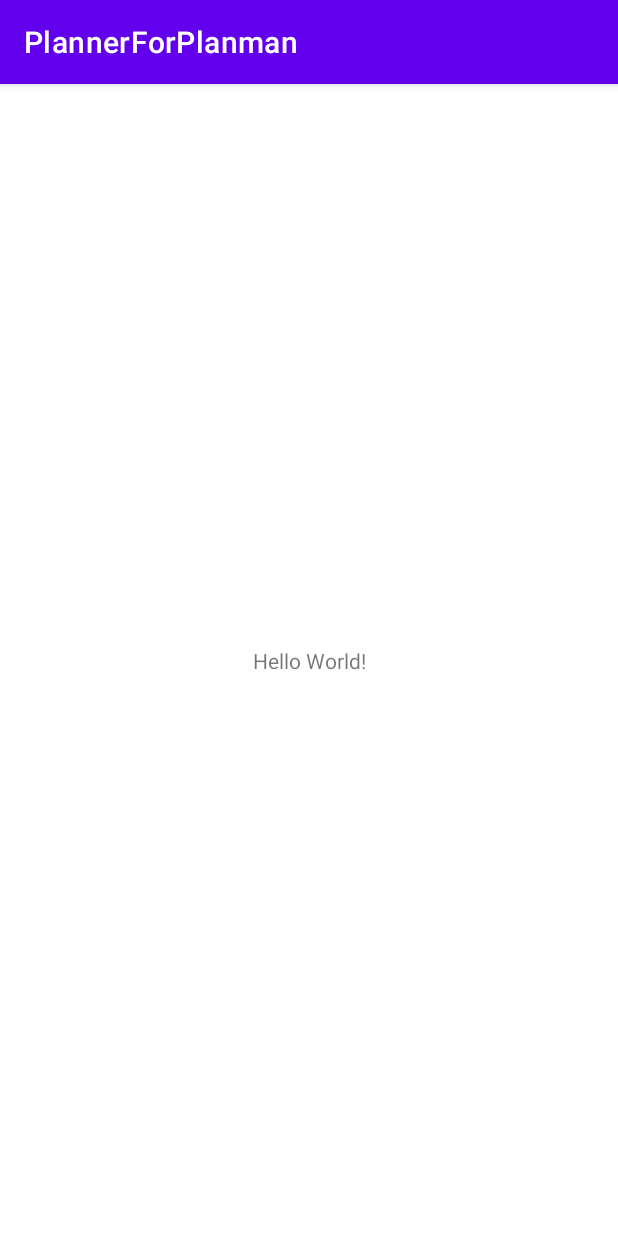
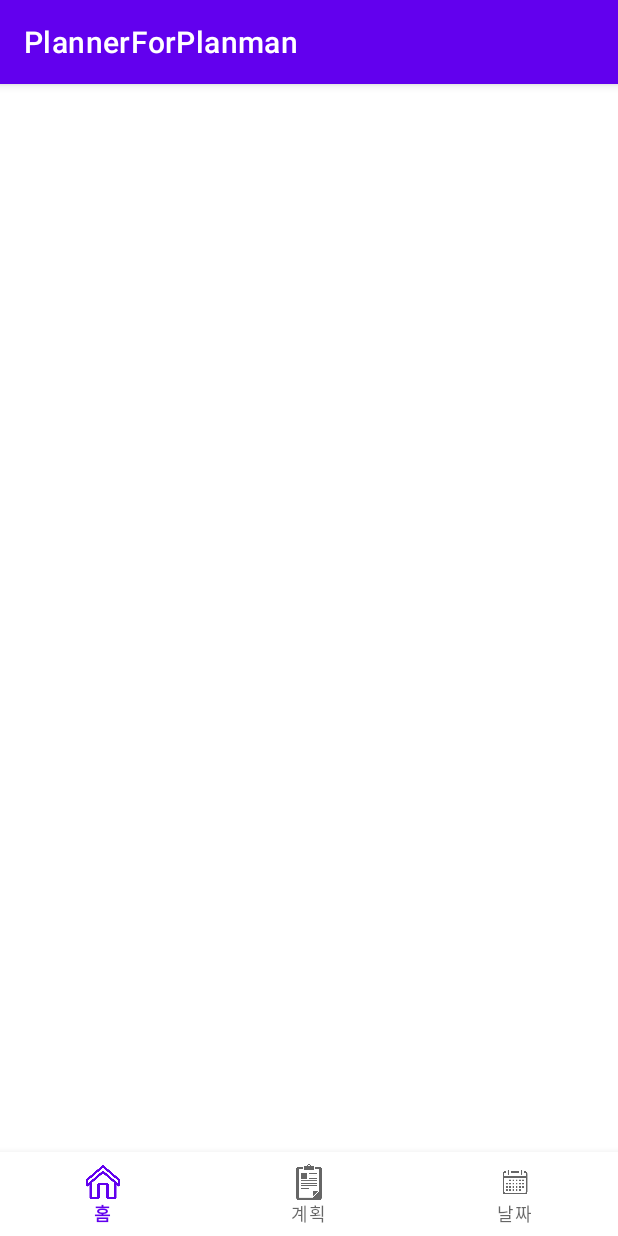
Before and after one commit to chung629/PlannerForPlanman, an Android app: the screen it shows after launch (MainActivity), on a phone screen of 412 x 824 dp. Run offline under Robolectric (Android 15) with nearby library versions, the light colour scheme and no system bars.

Commit message:
Bottom navigation bar complete

```diff
--- a/app/build.gradle
+++ b/app/build.gradle
@@ -32,6 +32,8 @@ dependencies {
     implementation 'androidx.appcompat:appcompat:1.2.0'
     implementation 'com.google.android.material:material:1.2.1'
     implementation 'androidx.constraintlayout:constraintlayout:2.0.4'
+    implementation 'androidx.legacy:legacy-support-v4:1.0.0'
+    implementation 'com.google.android.material:material:1.0.0'
     testImplementation 'junit:junit:4.+'
     androidTestImplementation 'androidx.test.ext:junit:1.1.2'
     androidTestImplementation 'androidx.test.espresso:espresso-core:3.3.0'
--- a/app/src/main/java/org/chunghyun/plannerforplanman/MainActivity.java
+++ b/app/src/main/java/org/chunghyun/plannerforplanman/MainActivity.java
@@ -10,6 +10,6 @@ public class MainActivity extends AppCompatActivity {
     protected void onCreate(Bundle savedInstanceState) {
         super.onCreate(savedInstanceState);
         setContentView(R.layout.activity_main);
+    }
 
-    }
 }
--- a/app/src/main/res/layout/activity_main.xml
+++ b/app/src/main/res/layout/activity_main.xml
@@ -6,13 +6,17 @@
     android:layout_height="match_parent"
     tools:context=".MainActivity">
 
-    <TextView
-        android:layout_width="wrap_content"
-        android:layout_height="wrap_content"
-        android:text="Hello World!"
-        app:layout_constraintBottom_toBottomOf="parent"
-        app:layout_constraintLeft_toLeftOf="parent"
-        app:layout_constraintRight_toRightOf="parent"
-        app:layout_constraintTop_toTopOf="parent" />
+    <FrameLayout
+        android:layout_width="match_parent"
+        android:layout_height="match_parent"
+        android:orientation="vertical">
 
+        <com.google.android.material.bottomnavigation.BottomNavigationView
+            android:id="@+id/bottomNavBar"
+            android:layout_width="match_parent"
+            android:layout_height="wrap_content"
+            android:layout_gravity="bottom"
+            app:menu="@menu/bottom_navigation_menu"></com.google.android.material.bottomnavigation.BottomNavigationView>
+
+    </FrameLayout>
 </androidx.constraintlayout.widget.ConstraintLayout>
--- /dev/null
+++ b/app/src/main/res/menu/bottom_navigation_menu.xml
@@ -0,0 +1,12 @@
+<?xml version="1.0" encoding="utf-8"?>
+<menu xmlns:android="http://schemas.android.com/apk/res/android">
+    <item android:id="@+id/action_home"
+        android:title="@string/menu_home"
+        android:icon="@drawable/icon_home"/>
+    <item android:id="@+id/action_plan"
+        android:title="@string/menu_plan"
+        android:icon="@drawable/icon_plan"/>
+    <item android:id="@+id/action_calendar"
+        android:title="@string/menu_calendar"
+        android:icon="@drawable/icon_calendar"/>
+</menu>
--- a/app/src/main/res/values/strings.xml
+++ b/app/src/main/res/values/strings.xml
@@ -1,3 +1,8 @@
 <resources>
     <string name="app_name">PlannerForPlanman</string>
+    <!-- TODO: Remove or change this placeholder text -->
+    <string name="hello_blank_fragment">Hello blank fragment</string>
+    <string name="menu_home">홈</string>
+    <string name="menu_plan">계획</string>
+    <string name="menu_calendar">날짜</string>
 </resources>
```
Also changed, not shown: app/src/main/java/org/chunghyun/plannerforplanman/Fragment_Home.java (added, +64 -0 lines), app/src/main/java/org/chunghyun/plannerforplanman/Fragment_addPlanPage.java (added, +64 -0 lines), app/src/main/java/org/chunghyun/plannerforplanman/Fragment_calendar.java (added, +64 -0 lines), app/src/main/res/layout/fragment__home.xml (added, +14 -0 lines), app/src/main/res/layout/fragment_add_plan_page.xml (added, +14 -0 lines), app/src/main/res/layout/fragment_calendar.xml (added, +14 -0 lines), app/src/main/res/drawable/icon_calendar.png (added), app/src/main/res/drawable/icon_home.png (added), app/src/main/res/drawable/icon_plan.png (added), gradle/wrapper/gradle-wrapper.properties.
